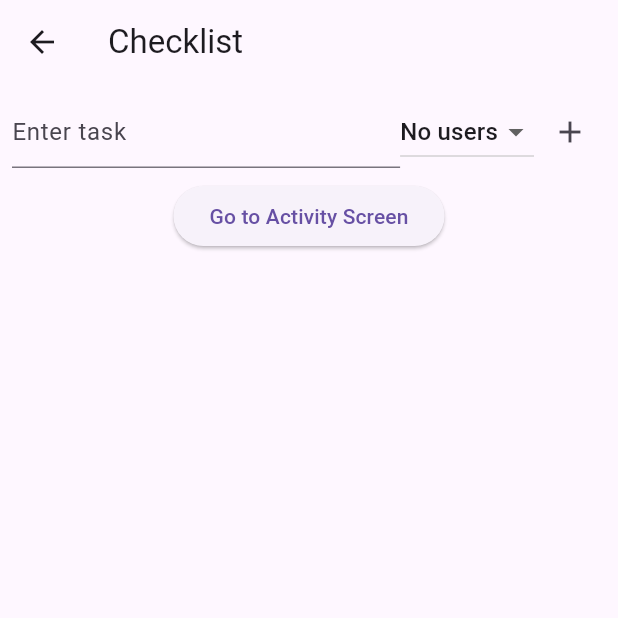
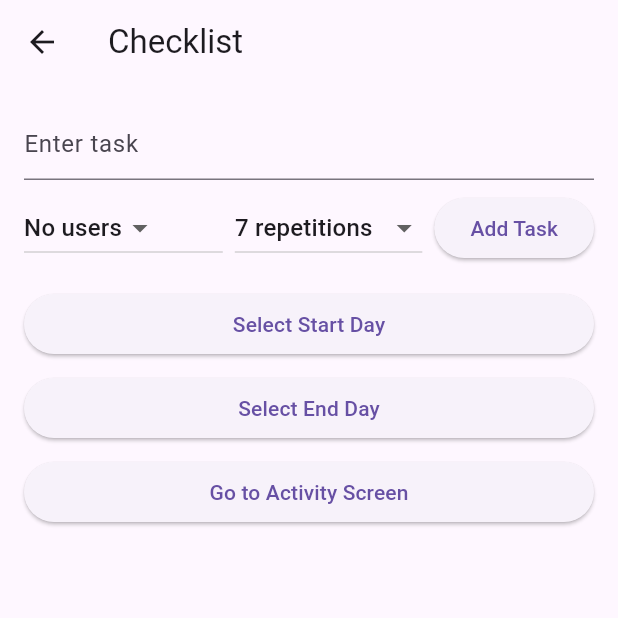
Before and after one commit to hazalzengin/flutterchattapp, a Flutter app: the ChecklistScreen screen opened directly, on a phone screen of 412 x 824 dp, the top half of it. Run offline on Flutter 3.47's test engine with Material 3 defaults, Android fonts, the phone set to English and light mode, and no system bars; our stand-ins replace cloud_firestore, firebase_auth, firebase_core; accounts and stored records are empty.

Commit message:
chatt app

```diff
--- a/lib/ActivityShow.dart
+++ b/lib/ActivityShow.dart
@@ -5,7 +5,8 @@ import 'package:messagepart/activity_page.dart';
 class ActivityScreen extends StatelessWidget {
   @override
   Widget build(BuildContext context) {
-    final FirebaseHelper _firebaseHelper = ModalRoute.of(context)!.settings.arguments as FirebaseHelper;
+    final FirebaseHelper _firebaseHelper =
+    ModalRoute.of(context)!.settings.arguments as FirebaseHelper;
 
     return Scaffold(
       appBar: AppBar(
@@ -29,12 +30,23 @@ class ActivityScreen extends StatelessWidget {
             print('Number of tasks: ${tasks.length}');
             print('First task: ${tasks.isNotEmpty ? tasks[0].task : "No tasks"}');
 
-            return  ListView.builder(
+            return ListView.builder(
               itemCount: tasks.length,
               itemBuilder: (context, index) {
                 final task = tasks[index];
+
+                // Calculate the difference between start day and end day
+                Duration difference = task.selectedEndDay.difference(task.selectedStartDay);
+
                 return ListTile(
                   title: Text('${task.task ?? 'No task name'} : ${task.userEmail ?? 'Unknown'}'),
+                  subtitle: Column(
+                    crossAxisAlignment: CrossAxisAlignment.start,
+                    children: [
+                      Text('Duration: ${difference.inDays} days'),
+                      Text('Times: ${task.repetitionCount} times'), // Display the times count
+                    ],
+                  ),
                   trailing: Checkbox(
                     value: task.isCompleted,
                     onChanged: null, // Set onChanged to null to make it non-interactive
@@ -42,7 +54,6 @@ class ActivityScreen extends StatelessWidget {
                 );
               },
             );
-
           }
         },
       ),
--- a/lib/activity_page.dart
+++ b/lib/activity_page.dart
@@ -1,6 +1,5 @@
 import 'package:flutter/material.dart';
 import 'package:cloud_firestore/cloud_firestore.dart';
-import 'package:firebase_auth/firebase_auth.dart';
 import 'package:messagepart/ActivityShow.dart';
 
 class ChecklistScreen extends StatefulWidget {
@@ -8,50 +7,64 @@ class ChecklistScreen extends StatefulWidget {
   _ChecklistScreenState createState() => _ChecklistScreenState();
 }
 
+
 class Task {
   late String id;
   late String userId;
   late String task;
   late bool isCompleted;
-  late String userEmail;  // Add this line for user email
+  late String userEmail;
+  late DateTime selectedStartDay;
+  late DateTime selectedEndDay;
+  late int repetitionCount;
 
-  Task(this.id, this.userId, this.task, this.isCompleted, this.userEmail);  // Update the constructor
+  Task(this.id, this.userId, this.task, this.isCompleted, this.userEmail, this.selectedStartDay, this.selectedEndDay, this.repetitionCount);
 
   Task.fromMap(Map<String, dynamic>? map) {
     id = map?['id'] ?? '';
     userId = map?['userId'] ?? '';
     task = map?['task'] ?? '';
     isCompleted = map?['isCompleted'] ?? false;
-    userEmail = map?['userEmail'] ?? '';  // Add this line for user email
+    userEmail = map?['userEmail'] ?? '';
+    selectedStartDay = (map?['selectedStartDay'] as Timestamp?)?.toDate() ?? DateTime.now();
+    selectedEndDay = (map?['selectedEndDay'] as Timestamp?)?.toDate() ?? DateTime.now();
+    repetitionCount = map?['repetitionCount'] ?? 0;
   }
 
   Map<String, dynamic> toMap() {
-    return {'userId': userId, 'task': task, 'isCompleted': isCompleted, 'userEmail': userEmail};  // Update the toMap method
+    return {
+      'userId': userId,
+      'task': task,
+      'isCompleted': isCompleted,
+      'userEmail': userEmail,
+      'selectedStartDay': selectedStartDay,
+      'selectedEndDay': selectedEndDay,
+      'repetitionCount': repetitionCount,
+    };
   }
 }
 
 class _ChecklistScreenState extends State<ChecklistScreen> {
-
   void navigateToChecklistScreen(BuildContext context) {
     Navigator.push(
       context,
       MaterialPageRoute(
-        builder: (context) => ActivityScreen(),
+        builder: (context) => ActivityScreen(), // Make sure ActivityScreen is imported correctly
         settings: RouteSettings(arguments: _firebaseHelper),
-
       ),
-
     );
   }
+  int selectedRepetitionCount = 7;
+  List<int> repetitionCountOptions = [7, 10, 15, 20, 25, 30];
 
+  DateTime _selectedStartDay = DateTime.now();
+  DateTime _selectedEndDay = DateTime.now();
   final TextEditingController _taskController = TextEditingController();
   final FirebaseHelper _firebaseHelper = FirebaseHelper();
-  final FirebaseAuth _auth = FirebaseAuth.instance;
   String selectedUserId = '';
   String selectedUserEmail = '';
   List<DropdownMenuItem<String>> dropdownItemsForUsers = [];
 
-  @override
   @override
   void initState() {
     super.initState();
@@ -60,28 +73,28 @@ class _ChecklistScreenState extends State<ChecklistScreen> {
     });
   }
 
-
   @override
   Widget build(BuildContext context) {
     return Scaffold(
       appBar: AppBar(
         title: Text('Checklist'),
       ),
-      body: Column(
+      body: Padding(
+        padding: const EdgeInsets.all(16.0),
+        child: Column(
+          crossAxisAlignment: CrossAxisAlignment.stretch,
           children: [
-          Padding(
-            padding: const EdgeInsets.all(8.0),
-            child: Row(
-              children: [
-                Expanded(
-                  child: TextField(
+            TextField(
               controller: _taskController,
               decoration: InputDecoration(
                 hintText: 'Enter task',
               ),
             ),
-                ),
-                DropdownButton<String>(
+            SizedBox(height: 8.0),
+            Row(
+              children: [
+                Expanded(
+                  child: DropdownButton<String>(
                     value: selectedUserId,
                     onChanged: (String? newValue) {
                       if (newValue != null) {
@@ -99,38 +112,89 @@ class _ChecklistScreenState extends State<ChecklistScreen> {
                       ),
                     ],
                   ),
-                IconButton(
-                  icon: Icon(Icons.add),
+                ),
+                SizedBox(width: 8.0),
+                DropdownButton<int>(
+                  value: selectedRepetitionCount,
+                  onChanged: (int? newValue) {
+                    if (newValue != null) {
+                      setState(() {
+                        selectedRepetitionCount = newValue;
+                      });
+                    }
+                  },
+                  items: repetitionCountOptions.map((int count) {
+                    return DropdownMenuItem<int>(
+                      value: count,
+                      child: Text('$count repetitions'),
+                    );
+                  }).toList(),
+                ),
+                SizedBox(width: 8.0),
+                ElevatedButton(
                   onPressed: () async {
                     String task = _taskController.text.trim();
                     if (task.isNotEmpty && selectedUserId.isNotEmpty) {
                       await _firebaseHelper.addTask(
-                        Task('', selectedUserId, task, false, ''),
+                        Task('', selectedUserId, task, false, '', _selectedStartDay, _selectedEndDay, selectedRepetitionCount),
                         selectedUserId,
+                        selectedStartDay: _selectedStartDay,
+                        selectedEndDay: _selectedEndDay,
+                        repetitionCount: selectedRepetitionCount,
                       );
                       _taskController.clear();
                     }
                   },
+                  child: Text('Add Task'),
                 ),
-
-
-
-
-
               ],
             ),
-          ),
+            SizedBox(height: 16.0),
             ElevatedButton(
               onPressed: () {
-              // Navigate to the ActivityScreen page
+                _selectNewDay(context, true);
+              },
+              child: Text('Select Start Day'),
+            ),
+            SizedBox(height: 8.0),
+            ElevatedButton(
+              onPressed: () {
+                _selectNewDay(context, false);
+              },
+              child: Text('Select End Day'),
+            ),
+            SizedBox(height: 8.0),
+            ElevatedButton(
+              onPressed: () {
                 navigateToChecklistScreen(context);
               },
               child: Text('Go to Activity Screen'),
             ),
           ],
         ),
+      ),
     );
   }
+
+  Future<void> _selectNewDay(BuildContext context, bool isStartDay) async {
+    DateTime? pickedDate = await showDatePicker(
+      context: context,
+      initialDate: DateTime.now(),
+      firstDate: DateTime.utc(2023, 1, 1),
+      lastDate: DateTime.utc(2030, 12, 31),
+    );
+
+    if (pickedDate != null) {
+      setState(() {
+        if (isStartDay) {
+          _selectedStartDay = pickedDate;
+        } else {
+          _selectedEndDay = pickedDate;
+        }
+      });
+    }
+  }
+
   Future<List<DropdownMenuItem<String>>> _fetchUsersAndUpdateDropdown() async {
     try {
       final snapshot = await FirebaseFirestore.instance.collection('users').get();
@@ -147,7 +211,6 @@ class _ChecklistScreenState extends State<ChecklistScreen> {
         ));
 
         if (userId == selectedUserId) {
-          // Set the selectedUserEmail when the userId matches the selectedUserId
           setState(() {
             selectedUserEmail = userEmail;
           });
@@ -166,27 +229,27 @@ class _ChecklistScreenState extends State<ChecklistScreen> {
       return [];
     }
   }
+}
 
+class FirebaseHelper {
+  final CollectionReference tasksCollection = FirebaseFirestore.instance.collection('tasks');
+  final CollectionReference usersCollection = FirebaseFirestore.instance.collection('users');
 
-}
-class FirebaseHelper {
-  final CollectionReference tasksCollection =
-  FirebaseFirestore.instance.collection('tasks');
-  final CollectionReference usersCollection =
-  FirebaseFirestore.instance.collection('users');
-
-  Future<void> addTask(Task task, String userId) async {
+  Future<void> addTask(Task task, String userId,
+      {required DateTime selectedStartDay, required DateTime selectedEndDay, required int repetitionCount}) async {
     String userEmail = await getUserEmail(userId);
     await tasksCollection.add({
       ...task.toMap(),
       'userEmail': userEmail,
+      'selectedStartDay': selectedStartDay,
+      'selectedEndDay': selectedEndDay,
+      'repetitionCount': repetitionCount,
     });
   }
 
   Future<String> getUserEmail(String userId) async {
     try {
-      DocumentSnapshot userDoc =
-      await usersCollection.doc(userId).get();
+      DocumentSnapshot userDoc = await usersCollection.doc(userId).get();
       Map<String, dynamic>? userData = userDoc.data() as Map<String, dynamic>? ?? {};
       return userData['email'] ?? '';
     } catch (e) {
@@ -197,10 +260,7 @@ class FirebaseHelper {
 
   Stream<List<Task>> getTasks() {
     return tasksCollection.snapshots().map((snapshot) {
-      return snapshot.docs
-          .map((doc) =>
-          Task.fromMap(doc.data() as Map<String, dynamic>? ?? {}))
-          .toList();
+      return snapshot.docs.map((doc) => Task.fromMap(doc.data() as Map<String, dynamic>? ?? {})).toList();
     });
   }
 }
```
Lines whose indentation alone changed are shown as unchanged.
